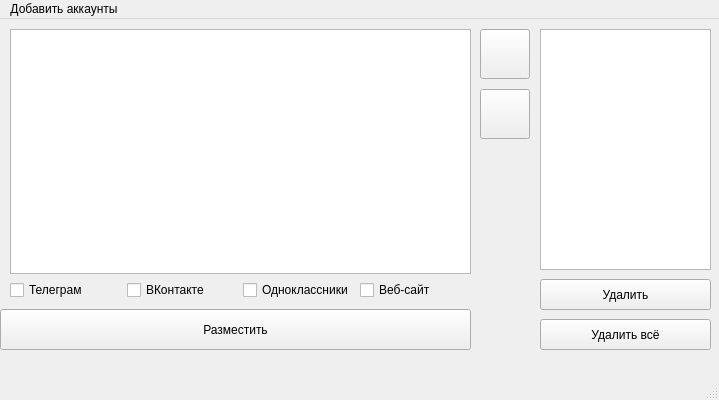
This is project-main/loadui_final_test/untitled_1.0.ui in hhghhgfd/project as Qt 5 draws it before an edit. The edited form follows.
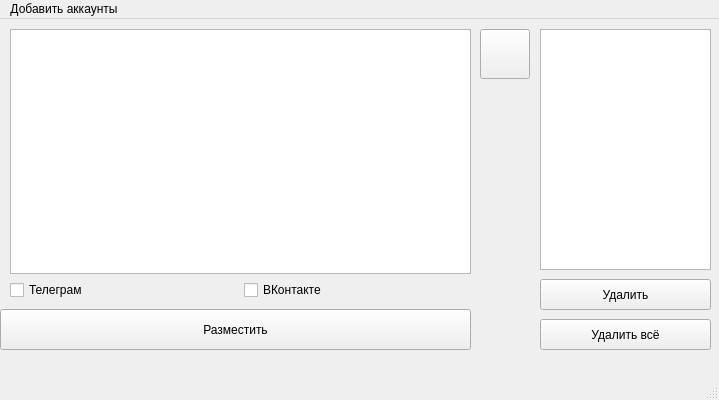
This is the edited form. Icons and pictures are not drawn.

Commit message: UI adapted to the functions in use. Little tweaks to loadUI.py

Diff of the .ui file:
```diff
--- a/project-main/loadui_final_test/untitled_1.0.ui
+++ b/project-main/loadui_final_test/untitled_1.0.ui
@@ -69,20 +69,6 @@
          </property>
         </widget>
        </item>
-       <item>
-        <widget class="QCheckBox" name="ok_checkbox">
-         <property name="text">
-          <string>Одноклассники</string>
-         </property>
-        </widget>
-       </item>
-       <item>
-        <widget class="QCheckBox" name="site_checkbox">
-         <property name="text">
-          <string>Веб-сайт</string>
-         </property>
-        </widget>
-       </item>
       </layout>
      </item>
     </layout>
@@ -165,29 +151,6 @@
      <string>Удалить</string>
     </property>
    </widget>
-   <widget class="QPushButton" name="add_files_button_2">
-    <property name="geometry">
-     <rect>
-      <x>480</x>
-      <y>70</y>
-      <width>50</width>
-      <height>50</height>
-     </rect>
-    </property>
-    <property name="text">
-     <string/>
-    </property>
-    <property name="icon">
-     <iconset>
-      <normaloff>emoji.webp</normaloff>emoji.webp</iconset>
-    </property>
-    <property name="iconSize">
-     <size>
-      <width>32</width>
-      <height>32</height>
-     </size>
-    </property>
-   </widget>
   </widget>
   <widget class="QMenuBar" name="menubar">
    <property name="geometry">
```
Left out of the diff: 6 changed lines with no effect on the pictures. The commit also changes 1 other file.
